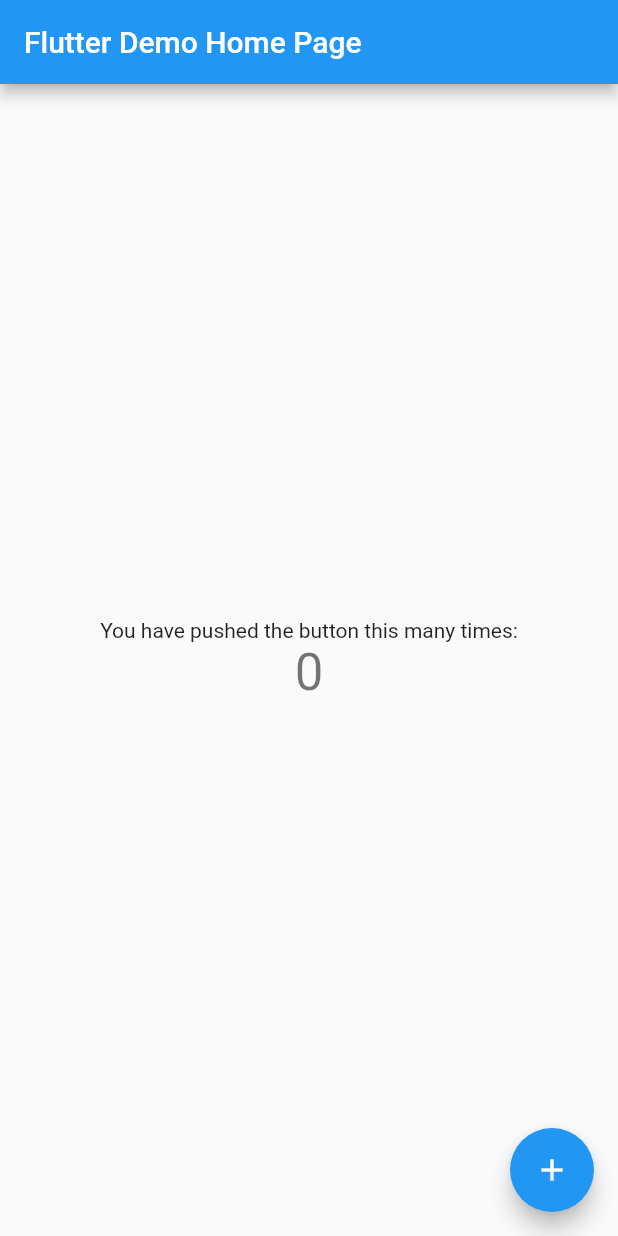
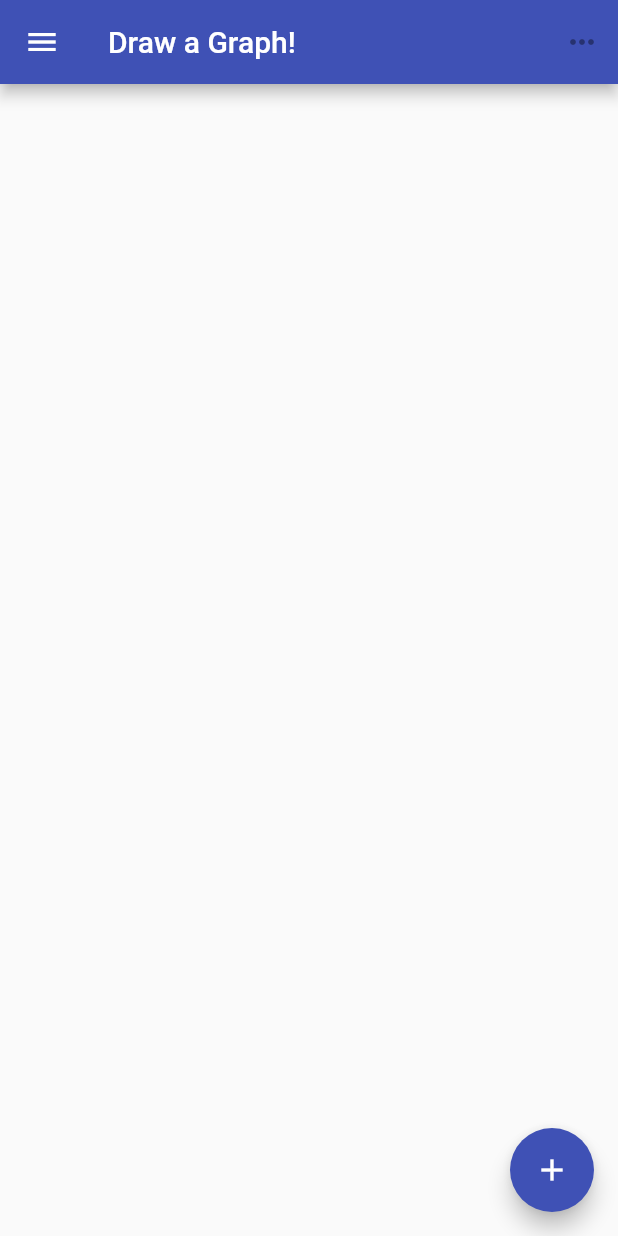
Before and after one commit to antigear-studio/graph, a Flutter app: the screen it shows after launch, on a phone screen of 412 x 824 dp. Run offline on Flutter 3.47's test engine with Material 2 defaults, Android fonts, the phone set to English and light mode, and no system bars.

Commit message:
Modified sample project with custom appbar.

```diff
--- a/lib/main.dart
+++ b/lib/main.dart
@@ -1,4 +1,4 @@
-import 'package:flutter/material.dart';
+import "package:flutter/material.dart";
 
 void main() => runApp(new MyApp());
 
@@ -7,103 +7,40 @@
   @override
   Widget build(BuildContext context) {
     return new MaterialApp(
-      title: 'Flutter Demo',
+      title: "Draw a Graph!",
       theme: new ThemeData(
-        // This is the theme of your application.
-        //
-        // Try running your application with "flutter run". You'll see the
-        // application has a blue toolbar. Then, without quitting the app, try
-        // changing the primarySwatch below to Colors.green and then invoke
-        // "hot reload" (press "r" in the console where you ran "flutter run",
-        // or press Run > Flutter Hot Reload in IntelliJ). Notice that the
-        // counter didn't reset back to zero; the application is not restarted.
-        primarySwatch: Colors.blue,
+        primarySwatch: Colors.indigo,
       ),
-      home: new MyHomePage(title: 'Flutter Demo Home Page'),
+      home: new GraphPickerPage(),
     );
   }
 }
 
-class MyHomePage extends StatefulWidget {
-  MyHomePage({Key key, this.title}) : super(key: key);
-
-  // This widget is the home page of your application. It is stateful, meaning
-  // that it has a State object (defined below) that contains fields that affect
-  // how it looks.
-
-  // This class is the configuration for the state. It holds the values (in this
-  // case the title) provided by the parent (in this case the App widget) and
-  // used by the build method of the State. Fields in a Widget subclass are
-  // always marked "final".
-
-  final String title;
-
+class GraphPickerPage extends StatefulWidget {
   @override
-  _MyHomePageState createState() => new _MyHomePageState();
+  createState() => new GraphPickerPageState();
 }
 
-class _MyHomePageState extends State<MyHomePage> {
-  int _counter = 0;
-
-  void _incrementCounter() {
-    setState(() {
-      // This call to setState tells the Flutter framework that something has
-      // changed in this State, which causes it to rerun the build method below
-      // so that the display can reflect the updated values. If we changed
-      // _counter without calling setState(), then the build method would not be
-      // called again, and so nothing would appear to happen.
-      _counter++;
-    });
-  }
-
+class GraphPickerPageState extends State<GraphPickerPage> {
   @override
   Widget build(BuildContext context) {
-    // This method is rerun every time setState is called, for instance as done
-    // by the _incrementCounter method above.
-    //
-    // The Flutter framework has been optimized to make rerunning build methods
-    // fast, so that you can just rebuild anything that needs updating rather
-    // than having to individually change instances of widgets.
     return new Scaffold(
       appBar: new AppBar(
-        // Here we take the value from the MyHomePage object that was created by
-        // the App.build method, and use it to set our appbar title.
-        title: new Text(widget.title),
+        title: new Text("Draw a Graph!"),
+        actions: [
+          new IconButton(
+            icon: new Icon(Icons.more_horiz),
+            onPressed: null,
+          ),
+        ],
       ),
-      body: new Center(
-        // Center is a layout widget. It takes a single child and positions it
-        // in the middle of the parent.
-        child: new Column(
-          // Column is also layout widget. It takes a list of children and
-          // arranges them vertically. By default, it sizes itself to fit its
-          // children horizontally, and tries to be as tall as its parent.
-          //
-          // Invoke "debug paint" (press "p" in the console where you ran
-          // "flutter run", or select "Toggle Debug Paint" from the Flutter tool
-          // window in IntelliJ) to see the wireframe for each widget.
-          //
-          // Column has various properties to control how it sizes itself and
-          // how it positions its children. Here we use mainAxisAlignment to
-          // center the children vertically; the main axis here is the vertical
-          // axis because Columns are vertical (the cross axis would be
-          // horizontal).
-          mainAxisAlignment: MainAxisAlignment.center,
-          children: <Widget>[
-            new Text(
-              'You have pushed the button this many times:',
-            ),
-            new Text(
-              '$_counter',
-              style: Theme.of(context).textTheme.display1,
-            ),
-          ],
-        ),
+      drawer: new Drawer(
+        semanticLabel: "Side Menu",
       ),
       floatingActionButton: new FloatingActionButton(
-        onPressed: _incrementCounter,
-        tooltip: 'Increment',
+        tooltip: 'New Graph',
         child: new Icon(Icons.add),
-      ), // This trailing comma makes auto-formatting nicer for build methods.
+      ),
     );
   }
 }
```
